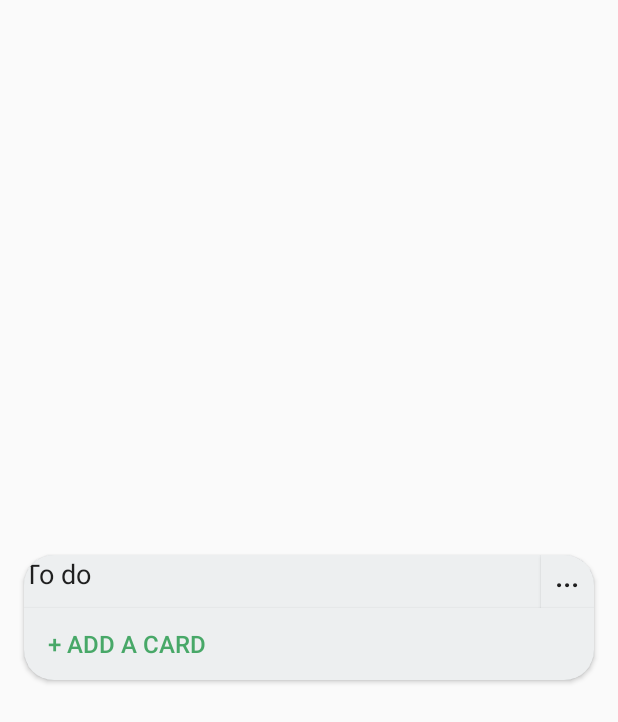
After one commit to khanhntn13it/prm_schedule_project, an Android app: the layout list_card_item.xml on its own in the app's theme, with its tools: preview values and no code run, on a phone screen of 412 x 824 dp. The commit adds this screen. Shown: the top 722 px of the screen. Run offline under Robolectric (Android 15) with nearby library versions, the phone set to English and light mode, and no system bars.

Commit message:
add layout for main screen

```diff
--- a/ScheduleProject/app/build.gradle
+++ b/ScheduleProject/app/build.gradle
@@ -26,4 +26,7 @@ dependencies {
     testImplementation 'junit:junit:4.12'
     androidTestImplementation 'androidx.test.ext:junit:1.1.0'
     androidTestImplementation 'androidx.test.espresso:espresso-core:3.1.1'
+    implementation 'androidx.recyclerview:recyclerview:1.1.0'
+    implementation 'androidx.cardview:cardview:1.0.0'
+    implementation 'androidx.legacy:legacy-support-v4:1.0.0'
 }
--- /dev/null
+++ b/ScheduleProject/app/src/main/res/anim/animation.xml
@@ -0,0 +1,4 @@
+<?xml version="1.0" encoding="utf-8"?>
+<set xmlns:android="http://schemas.android.com/apk/res/android">
+
+</set>
--- /dev/null
+++ b/ScheduleProject/app/src/main/res/layout/list_card_item.xml
@@ -0,0 +1,62 @@
+<?xml version="1.0" encoding="utf-8"?>
+<androidx.cardview.widget.CardView xmlns:android="http://schemas.android.com/apk/res/android"
+    xmlns:app="http://schemas.android.com/apk/res-auto"
+    android:id="@+id/cardView"
+    app:cardUseCompatPadding="true"
+    android:layout_gravity="center"
+    android:layout_width="match_parent"
+    android:layout_height="wrap_content"
+    app:cardCornerRadius="20dp"
+    android:layout_margin="8dp"
+    android:background="@color/colorCardBackground">
+
+        <LinearLayout
+            android:layout_width="match_parent"
+            android:layout_height="match_parent"
+            android:orientation="vertical"
+            android:background="@color/colorCardBackground">
+           <RelativeLayout
+               android:layout_width="match_parent"
+               android:layout_height="wrap_content"
+               android:orientation="horizontal"
+               android:gravity="center_horizontal"
+               android:background="@color/colorForHeader">
+               <EditText
+                   android:id="@+id/ListName"
+                   android:layout_width="wrap_content"
+                   android:layout_height="wrap_content"
+                   android:layout_gravity="center"
+                   android:background="@android:color/transparent"
+                   android:text= "To do "
+                   android:cursorVisible="false"
+                   />
+               <Button
+                   android:id="@+id/showMenuOptionButton"
+                   android:layout_width="35dp"
+                   android:layout_height="35dp"
+                   android:text="..."
+                   android:textSize="20sp"
+                   android:gravity="center_horizontal"
+                   android:layout_gravity="end"
+                   android:layout_alignParentRight="true"
+                   android:background="@color/colorForHeader"/>
+           </RelativeLayout>
+
+            <androidx.recyclerview.widget.RecyclerView
+                android:id="@+id/listTaskRecycleView"
+                android:layout_width="match_parent"
+                android:layout_height="wrap_content"/>
+            <Button
+                android:id="@+id/addCardButton"
+                style="@style/CardActionButton"
+                android:layout_width="match_parent"
+                android:layout_height="wrap_content"
+                android:layout_alignParentLeft="true"
+                android:layout_alignParentRight="true"
+                android:gravity= "left|center_vertical|center_horizontal"
+                android:text="@string/add_card_name"
+                />
+        </LinearLayout>
+
+
+</androidx.cardview.widget.CardView>
--- a/ScheduleProject/app/src/main/res/values/colors.xml
+++ b/ScheduleProject/app/src/main/res/values/colors.xml
@@ -3,4 +3,7 @@
     <color name="colorPrimary">#008577</color>
     <color name="colorPrimaryDark">#00574B</color>
     <color name="colorAccent">#D81B60</color>
+    <color name="colorCardBackground">#d6dadc</color>
+    <color name="colorForTextButton">#48a868</color>
+    <color name="colorForHeader">#edeff0</color>
 </resources>
--- /dev/null
+++ b/ScheduleProject/app/src/main/res/values/dimens.xml
@@ -0,0 +1,6 @@
+<resources>
+    <dimen name="app_bar_height">180dp</dimen>
+    <dimen name="fab_margin">16dp</dimen>
+    <dimen name="text_margin">16dp</dimen>
+    <dimen name="card_padding">60dp</dimen>
+</resources>
--- a/ScheduleProject/app/src/main/res/values/strings.xml
+++ b/ScheduleProject/app/src/main/res/values/strings.xml
@@ -1,3 +1,4 @@
 <resources>
     <string name="app_name">ScheduleProject</string>
+    <string name="add_card_name">+ Add a card</string>
 </resources>
--- a/ScheduleProject/app/src/main/res/values/styles.xml
+++ b/ScheduleProject/app/src/main/res/values/styles.xml
@@ -7,5 +7,15 @@
         <item name="colorPrimaryDark">@color/colorPrimaryDark</item>
         <item name="colorAccent">@color/colorAccent</item>
     </style>
-
+    <style name="CardActionButton">
+        <item name="android:textSize">16sp</item>
+        <item name="android:textColor">#48a868</item>
+        <item name="android:background">#edeff0</item>
+        <item name="android:ellipsize">end</item>
+        <item name="android:gravity">start|center</item>
+        <item name="android:paddingLeft">16.0dip</item>
+        <item name="android:paddingRight">4dp</item>
+        <item name="android:maxLines">2</item>
+        <item name="android:drawablePadding">4.0dip</item>
+    </style>
 </resources>
--- a/ScheduleProject/build.gradle
+++ b/ScheduleProject/build.gradle
@@ -7,7 +7,7 @@ buildscript {
 
     }
     dependencies {
-        classpath 'com.android.tools.build:gradle:3.5.3'
+        classpath 'com.android.tools.build:gradle:3.6.1'
 
         // NOTE: Do not place your application dependencies here; they belong
         // in the individual module build.gradle files
```
Also changed, not shown: ScheduleProject/app/src/main/res/layout/activity_main.xml (+12 -9 lines), ScheduleProject/app/src/main/res/layout/card_item.xml (added, +14 -0 lines), ScheduleProject/gradle/wrapper/gradle-wrapper.properties.
